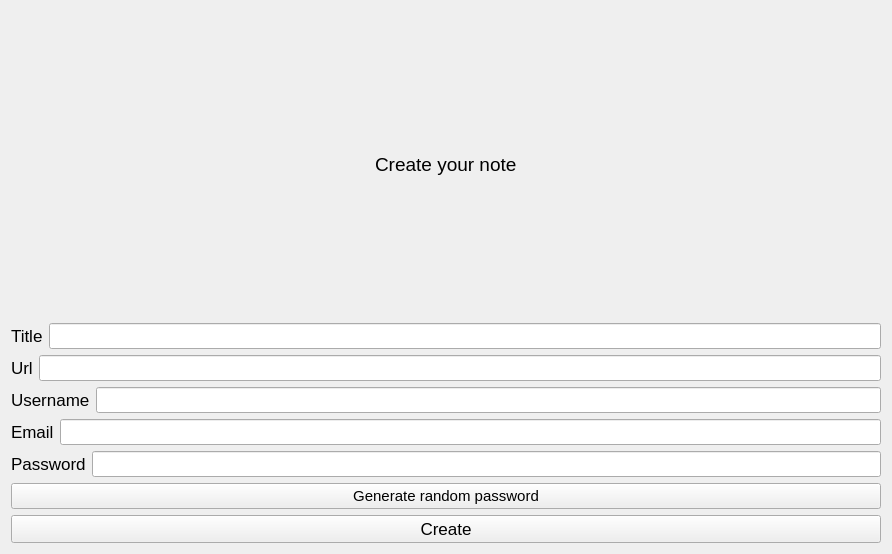
The window that dialogs/notecreatedialog.ui (commmrade/PasswordManager) describes before a commit, drawn with Qt 5.
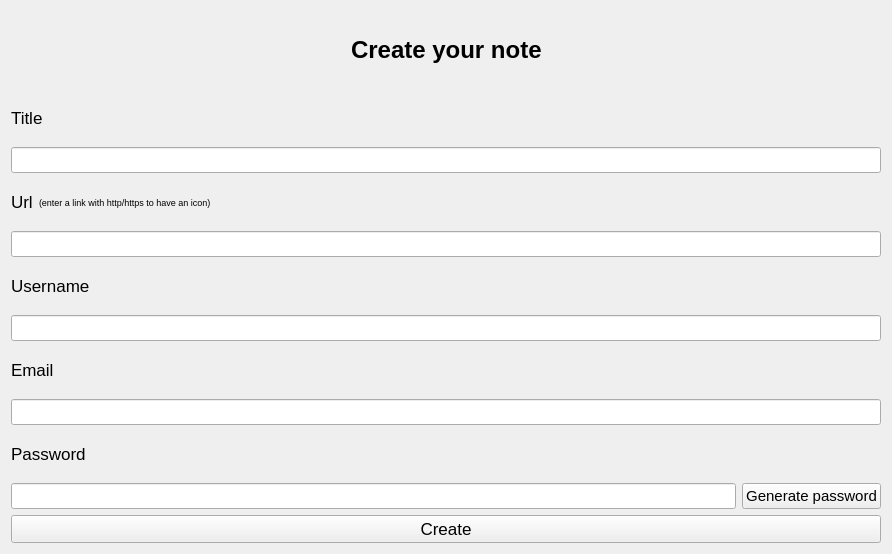
The same window after the commit.

What changed in the file:
```diff
--- a/dialogs/notecreatedialog.ui
+++ b/dialogs/notecreatedialog.ui
@@ -13,8 +13,8 @@
   <property name="windowTitle">
    <string>Form</string>
   </property>
-  <layout class="QGridLayout" name="gridLayout">
-   <item row="0" column="0">
+  <layout class="QVBoxLayout" name="verticalLayout_6">
+   <item>
     <layout class="QHBoxLayout" name="horizontalLayout_6">
      <item>
       <spacer name="horizontalSpacer_2">
@@ -31,9 +31,16 @@
      </item>
      <item>
       <widget class="QLabel" name="mainTitle">
+       <property name="maximumSize">
+        <size>
+         <width>16777215</width>
+         <height>150</height>
+        </size>
+       </property>
        <property name="font">
         <font>
-         <pointsize>14</pointsize>
+         <pointsize>18</pointsize>
+         <bold>true</bold>
         </font>
        </property>
        <property name="text">
@@ -56,7 +63,9 @@
      </item>
     </layout>
    </item>
-   <item row="1" column="0">
+   <item>
+    <layout class="QVBoxLayout" name="verticalLayout">
+     <item>
     <layout class="QHBoxLayout" name="horizontalLayout">
      <item>
       <widget class="QLabel" name="titleLabel">
@@ -71,6 +80,21 @@
       </widget>
      </item>
      <item>
+        <spacer name="horizontalSpacer_3">
+         <property name="orientation">
+          <enum>Qt::Orientation::Horizontal</enum>
+         </property>
+         <property name="sizeHint" stdset="0">
+          <size>
+           <width>40</width>
+           <height>20</height>
+          </size>
+         </property>
+        </spacer>
+       </item>
+      </layout>
+     </item>
+     <item>
       <widget class="QLineEdit" name="titleEdit">
        <property name="font">
         <font>
@@ -84,7 +108,9 @@
      </item>
     </layout>
    </item>
-   <item row="2" column="0">
+   <item>
+    <layout class="QVBoxLayout" name="verticalLayout_2">
+     <item>
     <layout class="QHBoxLayout" name="horizontalLayout_2">
      <item>
       <widget class="QLabel" name="urlLabel">
@@ -99,6 +125,33 @@
       </widget>
      </item>
      <item>
+        <widget class="QLabel" name="label">
+         <property name="font">
+          <font>
+           <pointsize>7</pointsize>
+          </font>
+         </property>
+         <property name="text">
+          <string>(enter a link with http/https to have an icon)</string>
+         </property>
+        </widget>
+       </item>
+       <item>
+        <spacer name="horizontalSpacer_4">
+         <property name="orientation">
+          <enum>Qt::Orientation::Horizontal</enum>
+         </property>
+         <property name="sizeHint" stdset="0">
+          <size>
+           <width>40</width>
+           <height>20</height>
+          </size>
+         </property>
+        </spacer>
+       </item>
+      </layout>
+     </item>
+     <item>
       <widget class="QLineEdit" name="urlEdit">
        <property name="font">
         <font>
@@ -109,7 +162,9 @@
      </item>
     </layout>
    </item>
-   <item row="3" column="0">
+   <item>
+    <layout class="QVBoxLayout" name="verticalLayout_3">
+     <item>
     <layout class="QHBoxLayout" name="horizontalLayout_3">
      <item>
       <widget class="QLabel" name="usernameLabel">
@@ -124,6 +179,21 @@
       </widget>
      </item>
      <item>
+        <spacer name="horizontalSpacer_5">
+         <property name="orientation">
+          <enum>Qt::Orientation::Horizontal</enum>
+         </property>
+         <property name="sizeHint" stdset="0">
+          <size>
+           <width>40</width>
+           <height>20</height>
+          </size>
+         </property>
+        </spacer>
+       </item>
+      </layout>
+     </item>
+     <item>
       <widget class="QLineEdit" name="usernameEdit">
        <property name="font">
         <font>
@@ -134,7 +204,9 @@
      </item>
     </layout>
    </item>
-   <item row="4" column="0">
+   <item>
+    <layout class="QVBoxLayout" name="verticalLayout_4">
+     <item>
     <layout class="QHBoxLayout" name="horizontalLayout_4">
      <item>
       <widget class="QLabel" name="emailLabel">
@@ -149,6 +221,21 @@
       </widget>
      </item>
      <item>
+        <spacer name="horizontalSpacer_6">
+         <property name="orientation">
+          <enum>Qt::Orientation::Horizontal</enum>
+         </property>
+         <property name="sizeHint" stdset="0">
+          <size>
+           <width>40</width>
+           <height>20</height>
+          </size>
+         </property>
+        </spacer>
+       </item>
+      </layout>
+     </item>
+     <item>
       <widget class="QLineEdit" name="emailEdit">
        <property name="font">
         <font>
@@ -159,7 +246,9 @@
      </item>
     </layout>
    </item>
-   <item row="5" column="0">
+   <item>
+    <layout class="QVBoxLayout" name="verticalLayout_5">
+     <item>
     <layout class="QHBoxLayout" name="horizontalLayout_5">
      <item>
       <widget class="QLabel" name="passwordLabel">
@@ -174,6 +263,23 @@
       </widget>
      </item>
      <item>
+        <spacer name="horizontalSpacer_7">
+         <property name="orientation">
+          <enum>Qt::Orientation::Horizontal</enum>
+         </property>
+         <property name="sizeHint" stdset="0">
+          <size>
+           <width>40</width>
+           <height>20</height>
+          </size>
+         </property>
+        </spacer>
+       </item>
+      </layout>
+     </item>
+     <item>
+      <layout class="QHBoxLayout" name="horizontalLayout_7">
+       <item>
       <widget class="QLineEdit" name="passwordEdit">
        <property name="font">
         <font>
@@ -182,9 +288,7 @@
        </property>
       </widget>
      </item>
-    </layout>
-   </item>
-   <item row="6" column="0">
+       <item>
     <widget class="QPushButton" name="pushButton">
      <property name="font">
       <font>
@@ -192,11 +296,15 @@
       </font>
      </property>
      <property name="text">
-      <string>Generate random password</string>
+          <string>Generate password</string>
      </property>
     </widget>
    </item>
-   <item row="7" column="0">
+      </layout>
+     </item>
+    </layout>
+   </item>
+   <item>
     <widget class="QPushButton" name="createButton">
      <property name="font">
       <font>
```
Lines whose indentation alone changed are shown as unchanged.
